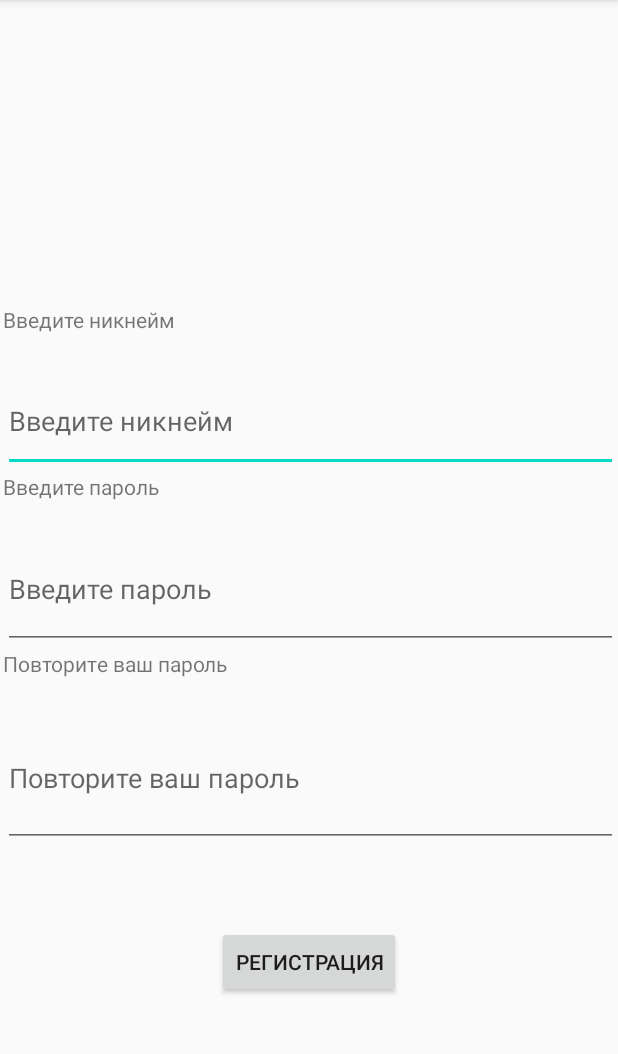
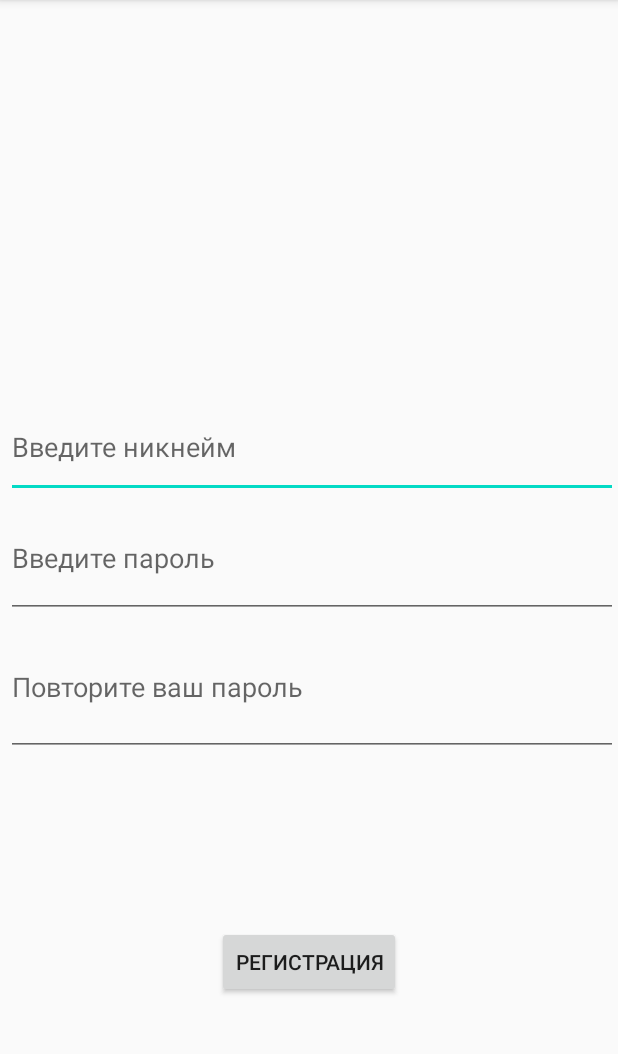
Before and after one commit to andrewvnukov/FinalProject, an Android app: the RegisterActivity screen opened directly, with no data from a screen before it, on a phone screen of 412 x 824 dp, the part 84-1138 px from its top. Run offline under Robolectric (Android 15) with nearby library versions, the phone set to English and light mode, and no system bars.

Commit message:
Initial commit

```diff
--- a/src/main/res/layout/activity_autorization.xml
+++ b/src/main/res/layout/activity_autorization.xml
@@ -54,8 +54,8 @@
 
     <TextView
         android:id="@+id/textView7"
-        android:layout_width="wrap_content"
-        android:layout_height="wrap_content"
+        android:layout_width="417dp"
+        android:layout_height="738dp"
         android:gravity="center"
         android:textAlignment="center"
         android:textSize="36sp"
--- a/src/main/res/layout/activity_reg.xml
+++ b/src/main/res/layout/activity_reg.xml
@@ -19,20 +19,14 @@
 
     <LinearLayout
         android:id="@+id/linearLayout"
-        android:layout_width="410dp"
-        android:layout_height="361dp"
+        android:layout_width="408dp"
+        android:layout_height="239dp"
         android:orientation="vertical"
         app:layout_constraintBottom_toBottomOf="parent"
         app:layout_constraintEnd_toEndOf="parent"
         app:layout_constraintHorizontal_bias="1.0"
         app:layout_constraintStart_toStartOf="parent"
         app:layout_constraintTop_toTopOf="parent">
-
-        <TextView
-            android:id="@+id/textView5"
-            android:layout_width="match_parent"
-            android:layout_height="44dp"
-            android:text="@string/Nickname" />
 
         <EditText
             android:id="@+id/nickName1"
@@ -43,12 +37,6 @@
             android:importantForAutofill="no"
             android:inputType="textPersonName" />
 
-        <TextView
-            android:id="@+id/textView4"
-            android:layout_width="match_parent"
-            android:layout_height="38dp"
-            android:text="@string/Password" />
-
         <EditText
             android:id="@+id/password"
             android:layout_width="match_parent"
@@ -57,12 +45,6 @@
             android:hint="@string/Password"
             android:importantForAutofill="no"
             android:inputType="numberPassword" />
-
-        <TextView
-            android:id="@+id/textView6"
-            android:layout_width="match_parent"
-            android:layout_height="40dp"
-            android:text="@string/RepeatPassword" />
 
         <EditText
             android:id="@+id/password2"
@@ -77,12 +59,18 @@
 
     <TextView
         android:id="@+id/textView3"
-        android:layout_width="207dp"
-        android:layout_height="68dp"
+        android:layout_width="411dp"
+        android:layout_height="732dp"
+        android:gravity="center"
+        android:textColor="#CCA96D"
+        android:textSize="45sp"
+        android:textStyle="bold"
         app:layout_constraintBottom_toBottomOf="parent"
         app:layout_constraintEnd_toEndOf="parent"
         app:layout_constraintStart_toStartOf="parent"
-        app:layout_constraintTop_toTopOf="parent" />
+        app:layout_constraintTop_toTopOf="parent"
+        tools:text="Hello"
+        tools:visibility="visible" />
 
 
 </androidx.constraintlayout.widget.ConstraintLayout>
```
Also changed, not shown: src/main/java/com/example/finalproject/AutorizationActivity.java (+19 -13 lines), src/main/java/com/example/finalproject/RegisterActivity.java (+35 -14 lines).
